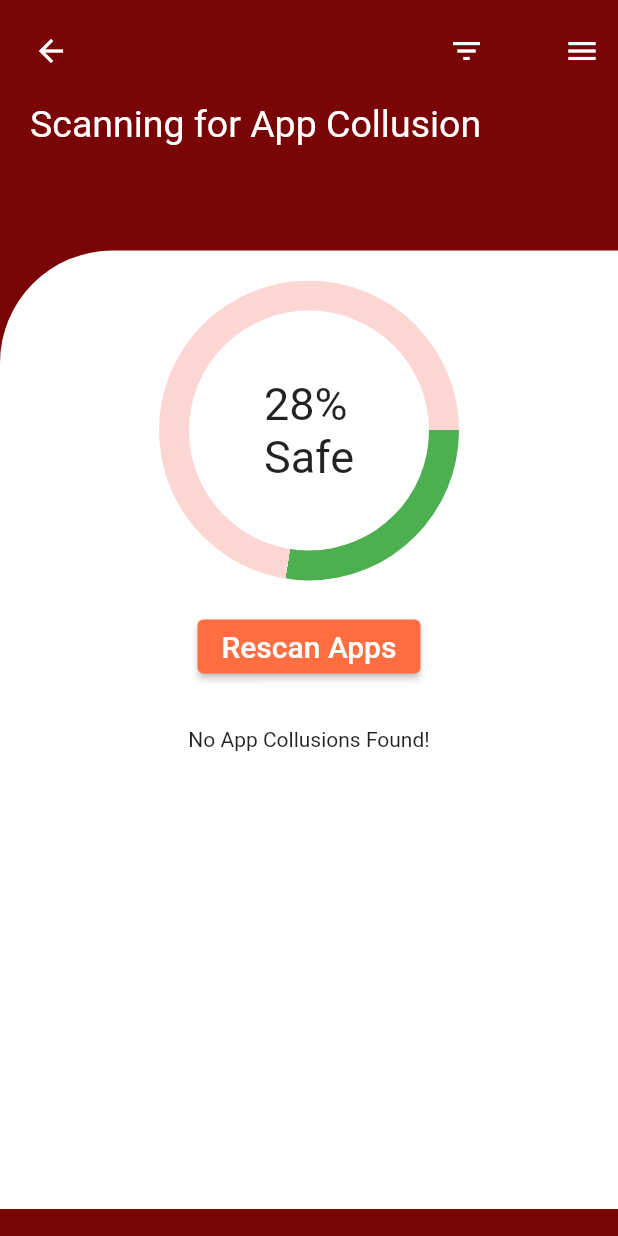
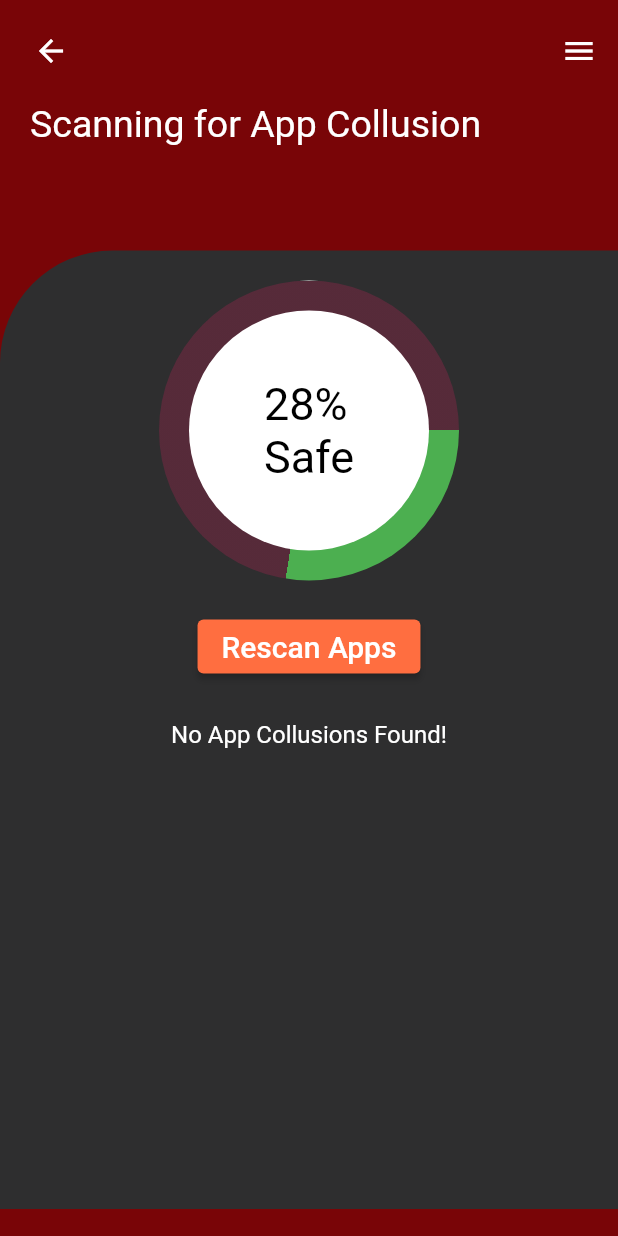
Before and after one commit to akanshasen/mobileShielding, a Flutter app: the ScanAPage screen opened directly, after a tap on "Rescan Apps", on a phone screen of 412 x 824 dp. Run offline on Flutter 3.47's test engine with Material 2 defaults, Android fonts, the phone set to English and light mode, and no system bars; our stand-ins replace fluttertoast.

Commit message:
added dark theme to all pages

```diff
--- a/lib/report.dart
+++ b/lib/report.dart
@@ -10,6 +10,10 @@ class _reportPageState extends State<ReportPage> {
   @override
   Widget build(BuildContext context) {
     return MaterialApp(
+      theme: ThemeData(
+        brightness: Brightness.dark,
+        primaryColor: Color(0xff790507),
+      ),
       debugShowCheckedModeBanner: false,
       home: Builder(
         builder: (context) => Scaffold(
--- a/lib/scanAppPage.dart
+++ b/lib/scanAppPage.dart
@@ -10,6 +10,10 @@ class ScanAppPage extends StatelessWidget {
   @override
   Widget build(BuildContext context) {
     return MaterialApp(
+      theme: ThemeData(
+        brightness: Brightness.dark,
+        primaryColor: Color(0xff790507),
+      ),
       home: ScanAPage(),
       debugShowCheckedModeBanner: false,
     );
@@ -44,19 +48,15 @@ class _scanThreatsPage extends State<ScanAPage> {
                   },
                 ),
                 Container(
-                  width: 125.0,
+                  width: 50.0,
                   child: Row(
                     mainAxisAlignment: MainAxisAlignment.spaceBetween,
                     children: <Widget>[
                       IconButton(
-                        icon: Icon(Icons.filter_list),
-                        color: Colors.white,
-                        onPressed: () {},
-                      ),
-                      IconButton(
                         icon: Icon(Icons.menu),
                         color: Colors.white,
                         onPressed: () {},
+                        //padding: EdgeInsets.only(left: 90.0),
                       )
                     ],
                   ),
@@ -85,7 +85,7 @@ class _scanThreatsPage extends State<ScanAPage> {
             padding: EdgeInsets.only(top: 20.0),
             height: MediaQuery.of(context).size.height - 185.0,
             decoration: BoxDecoration(
-              color: Colors.white,
+              color: Color(0xff2e2e2f),
               borderRadius: BorderRadius.only(
                 topLeft: Radius.circular(75.0),
               ),
@@ -113,14 +113,16 @@ class _scanThreatsPage extends State<ScanAPage> {
                                   ],
                                   colors: [
                                     Colors.green,
-                                    Colors.red.withAlpha(55)
+                                    Colors.pink.withAlpha(55)
                                   ]).createShader(rect);
                             },
                             child: Container(
                               width: size,
                               height: size,
                               decoration: BoxDecoration(
-                                  shape: BoxShape.circle, color: Colors.white),
+                                shape: BoxShape.circle,
+                                color: Colors.white,
+                              ),
                             ),
                           ),
                           Center(
@@ -132,7 +134,8 @@ class _scanThreatsPage extends State<ScanAPage> {
                               child: Center(
                                 child: Text(
                                   "$percentage%" + "\nSafe",
-                                  style: TextStyle(fontSize: 30),
+                                  style: TextStyle(
+                                      fontSize: 30, color: Colors.black),
                                 ),
                               ),
                             ),
@@ -151,25 +154,35 @@ class _scanThreatsPage extends State<ScanAPage> {
                       ElevatedButton(
                         onPressed: () {
                           Navigator.push(
-                              context,
-                              MaterialPageRoute(
-                                  builder: (context) => ScanAppPage()));
+                            context,
+                            MaterialPageRoute(
+                              builder: (context) => ScanAppPage(),
+                            ),
+                          );
                         },
                         style: ElevatedButton.styleFrom(
                             primary: Colors.deepOrangeAccent),
                         child: Text(
                           'Rescan Apps',
-                          style: TextStyle(color: Colors.white, fontSize: 20),
+                          style: TextStyle(
+                            color: Colors.white,
+                            fontSize: 20,
+                          ),
                         ),
                       ),
                       Column(
                         children: [
                           Container(
                             padding: EdgeInsets.only(
-                              top: 30.0,
+                              top: 25.0,
                             ),
                             child: Text(
                               'No App Collusions Found!',
+                              style: TextStyle(
+                                color: Colors.white,
+                                fontWeight: FontWeight.w400,
+                                fontSize: 16.0,
+                              ),
                             ),
                           ),
                         ],
```
Also changed, not shown: lib/homepageButtons.dart (+9 -3 lines), lib/scanThreatsPage.dart (+13 -4 lines).
